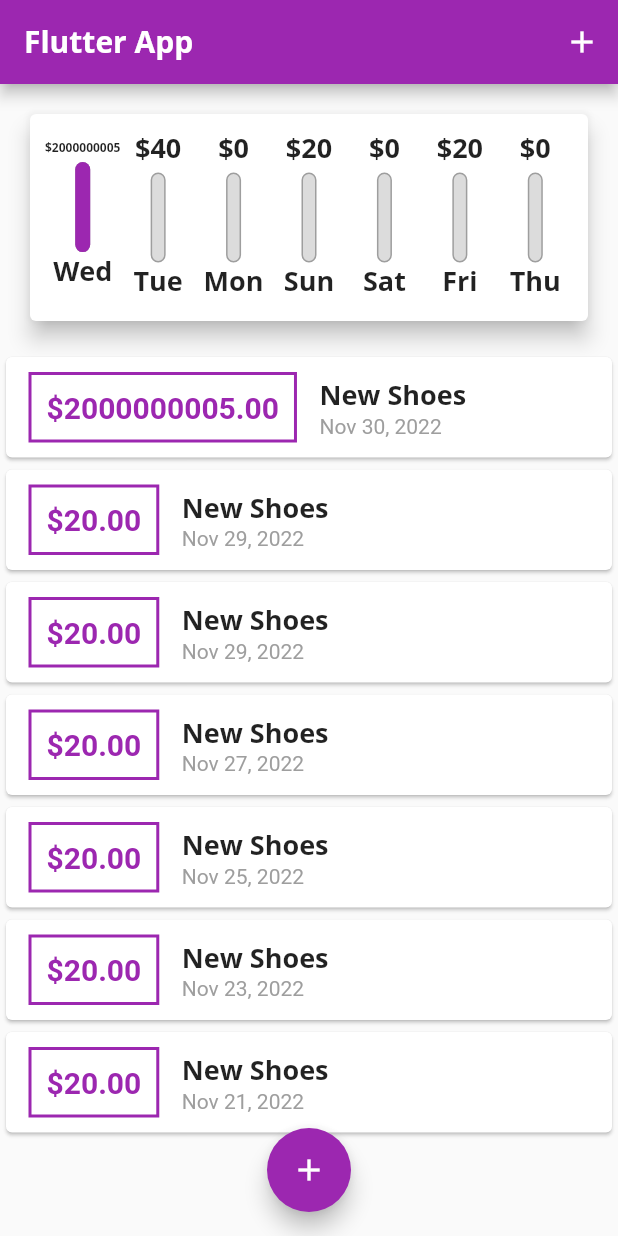
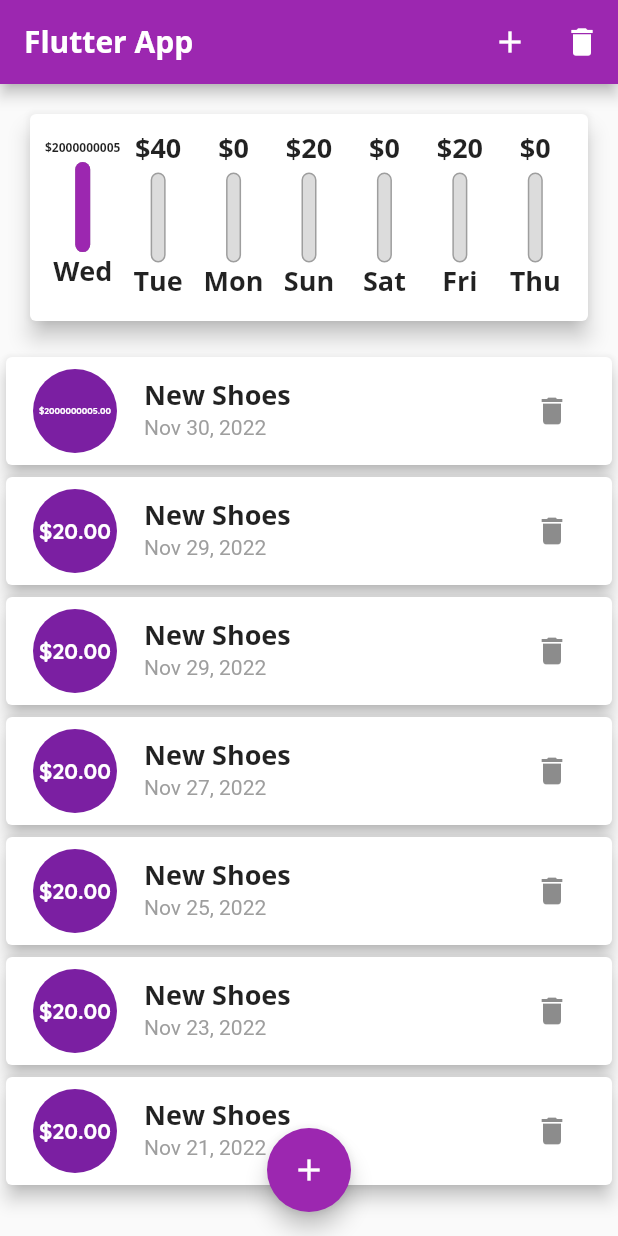
Before and after one commit to ziadHesham1/expense-planner-flutter-mobile-application, a Flutter app: the screen it shows after launch, on a phone screen of 412 x 824 dp. Run offline on Flutter 3.47's test engine with Material 2 defaults, Android fonts, the light colour scheme and no system bars; Roboto replaces fonts that are missing (OpenSans).

Commit message:
using listtile in transaction list for cleaner code

```diff
--- a/lib/main.dart
+++ b/lib/main.dart
@@ -53,11 +53,7 @@
 class _MyHomePageState extends State<MyHomePage> {
   final List<Transaction> transactions = [
     Transaction(
-      id: 't1',
-      title: 'New Shoes',
-      amount: 2000000005,
-      date: DateTime.now()
-    ),
+        id: 't1', title: 'New Shoes', amount: 2000000005, date: DateTime.now()),
     Transaction(
       id: 't1',
       title: 'New Shoes',
@@ -94,18 +90,16 @@
       amount: 20,
       date: DateTime.now().subtract(const Duration(days: 9)),
     ),
-
   ];
 
   List<Transaction> get _recentTranscations {
     var aWeekAgo = DateTime.now().subtract(const Duration(days: 7));
     return transactions.where(
       (tx) {
-        return tx.date.isAfter(aWeekAgo) ;
+        return tx.date.isAfter(aWeekAgo);
       },
     ).toList();
   }
-
 
   final titleController = TextEditingController();
 
@@ -130,6 +124,12 @@
         });
   }
 
+  void _resetTransactions() {
+    setState(() {
+      transactions.clear();
+    });
+  }
+
   @override
   Widget build(BuildContext context) {
     return Scaffold(
@@ -140,6 +140,8 @@
             onPressed: () => _startAddNewTransaction(context),
             icon: addIcon,
           ),
+          IconButton(
+              onPressed: _resetTransactions, icon: const Icon(Icons.delete))
         ],
       ),
       body: SingleChildScrollView(
@@ -148,7 +150,6 @@
           children: <Widget>[
             Chart(_recentTranscations),
             TransactionList(transactions),
-
           ],
         ),
       ),
--- a/lib/widgets/chart_bar.dart
+++ b/lib/widgets/chart_bar.dart
@@ -11,8 +11,7 @@
 
   @override
   Widget build(BuildContext context) {
-    return Flexible(
-      fit: FlexFit.tight,
+    return Expanded(
       child: Column(
         children: [
           // spent amount text
--- a/lib/widgets/transaction_list.dart
+++ b/lib/widgets/transaction_list.dart
@@ -33,49 +33,37 @@
               itemCount: transactions.length,
               itemBuilder: (BuildContext context, int index) {
                 var tx = transactions[index];
-                return Card(
-                  child: Row(
-                    children: <Widget>[
-                      Container(
-                        margin: const EdgeInsets.symmetric(
-                          vertical: 10,
-                          horizontal: 15,
-                        ),
-                        decoration: BoxDecoration(
-                          border: Border.all(
-                            color: Theme.of(context).primaryColor,
-                            width: 2,
-                          ),
-                        ),
-                        padding: const EdgeInsets.all(10),
-                        child: Text(
+                var amountText = Text(
                   '\$${tx.amount.toStringAsFixed(2)}',
                   style: const TextStyle(
                     fontWeight: FontWeight.bold,
                     fontSize: 20,
-                            color: Colors.purple,
                   ),
-                        ),
-                      ),
-                      Column(
-                        crossAxisAlignment: CrossAxisAlignment.start,
-                        children: <Widget>[
-                          // title field
-                          Text(
+                );
+                var titleText = Text(
                   tx.title,
                   style: Theme.of(context).textTheme.headline6,
-                          ),
-                          // date field
-                          Text(
+                );
+                var dateText = Text(
                   DateFormat.yMMMd().format(tx.date),
                   style: const TextStyle(
                     color: Colors.grey,
                   ),
+                );
+                return Card(
+                  elevation: 5,
+                  child: ListTile(
+                    leading: CircleAvatar(
+                      radius: 30,
+                      child: Padding(
+                        padding: const EdgeInsets.all(6),
+                        child: FittedBox(child: amountText),
                       ),
-                        ],
                     ),
-
-                    ],
+                    title: titleText,
+                    subtitle: dateText,
+                    trailing: IconButton(
+                        onPressed: () {}, icon: const Icon(Icons.delete)),
                   ),
                 );
                 },
```
Lines whose indentation alone changed are shown as unchanged.
